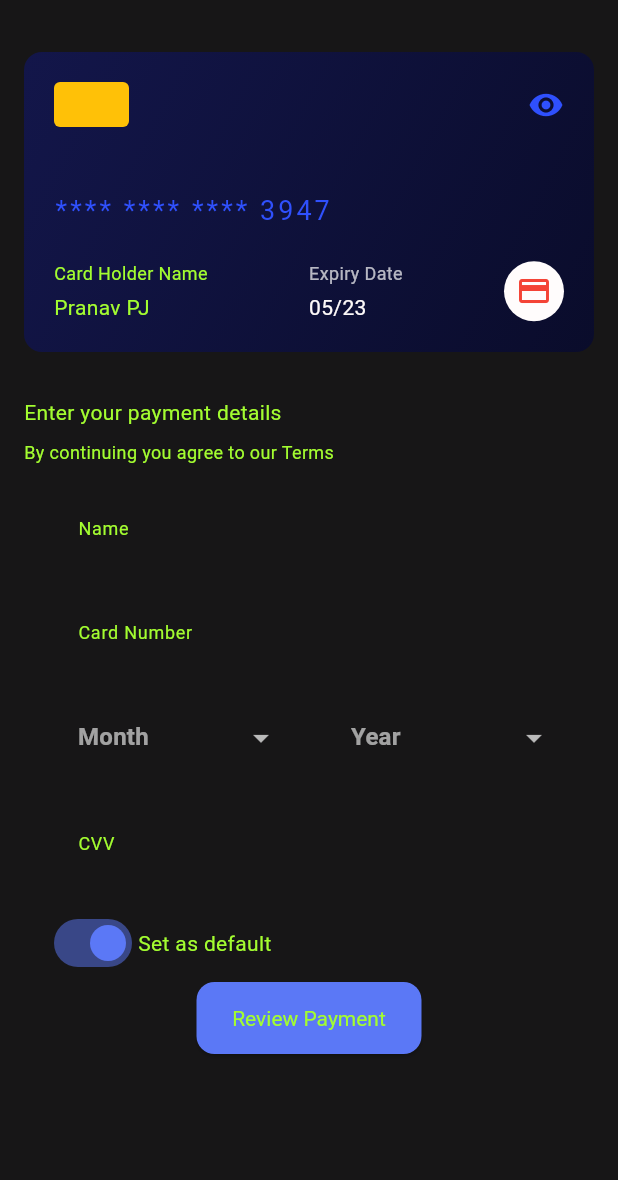
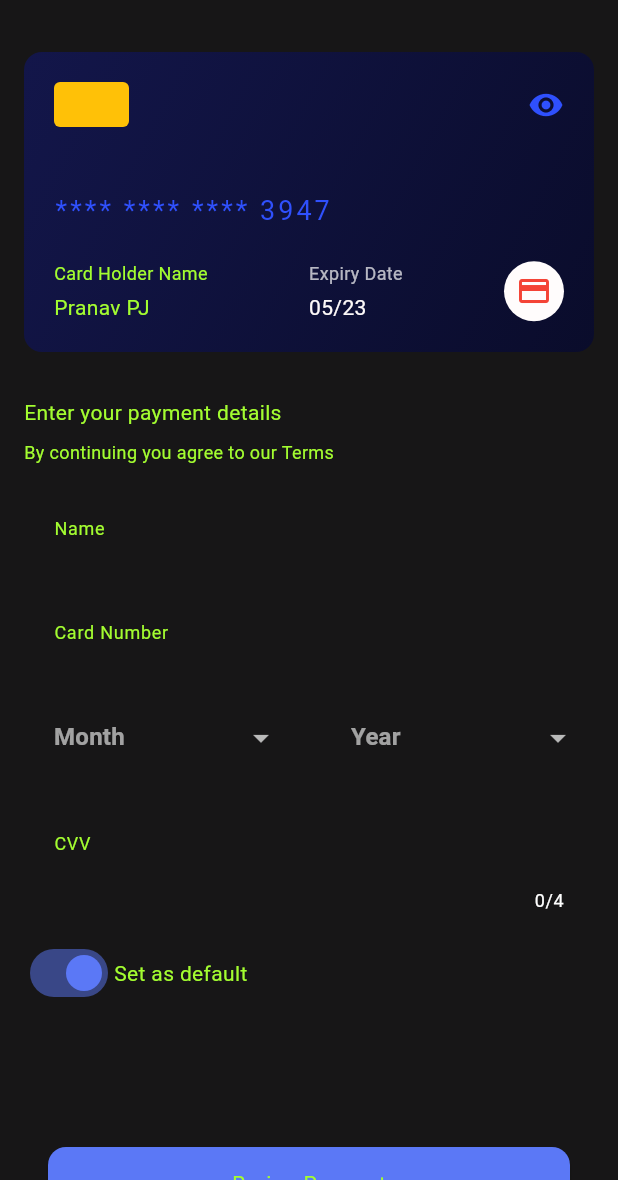
Before and after one commit to AADHIX/paymentidforApp, a Flutter app: the AddCardScreen screen opened directly, on a phone screen of 412 x 824 dp, the part 56-1236 px from its top. Run offline on Flutter 3.47's test engine with Material 3 defaults, Android fonts, the phone set to English and light mode, and no system bars.

Commit message:
commited after edits

```diff
--- a/lib/main.dart
+++ b/lib/main.dart
@@ -339,6 +339,11 @@ class CardForm extends StatefulWidget {
 
 class _CardFormState extends State<CardForm> {
   final TextEditingController _nameController = TextEditingController();
+  final TextEditingController _cardNumberController = TextEditingController();
+  final TextEditingController _cvvController = TextEditingController();
+  String? _selectedMonth;
+  String? _selectedYear;
+  bool _isDefault = true;
 
   @override
   void initState() {
@@ -351,14 +356,17 @@ class _CardFormState extends State<CardForm> {
   @override
   void dispose() {
     _nameController.dispose();
+    _cardNumberController.dispose();
+    _cvvController.dispose();
     super.dispose();
   }
 
   @override
   Widget build(BuildContext context) {
-    return Padding(
-      padding: const EdgeInsets.symmetric(horizontal: 16.0),
-      child: Stack(
+    // Calculate bottom padding to avoid navigation bar
+    final bottomPadding = MediaQuery.of(context).padding.bottom + 16;
+
+    return Stack(
       children: [
         // Main form content
         SingleChildScrollView(
@@ -373,6 +381,7 @@ class _CardFormState extends State<CardForm> {
               ),
               const SizedBox(height: 16),
               TextFormField(
+                controller: _cardNumberController,
                 decoration: const InputDecoration(
                   hintText: 'Card Number',
                 ),
@@ -386,6 +395,7 @@ class _CardFormState extends State<CardForm> {
                       decoration: const InputDecoration(
                         hintText: 'Month',
                       ),
+                      value: _selectedMonth,
                       items: List.generate(
                         12,
                         (index) => DropdownMenuItem(
@@ -393,7 +403,11 @@ class _CardFormState extends State<CardForm> {
                           child: Text((index + 1).toString().padLeft(2, '0')),
                         ),
                       ),
-                        onChanged: (value) {},
+                      onChanged: (value) {
+                        setState(() {
+                          _selectedMonth = value;
+                        });
+                      },
                     ),
                   ),
                   const SizedBox(width: 16),
@@ -402,6 +416,7 @@ class _CardFormState extends State<CardForm> {
                       decoration: const InputDecoration(
                         hintText: 'Year',
                       ),
+                      value: _selectedYear,
                       items: List.generate(
                         10,
                         (index) => DropdownMenuItem(
@@ -409,52 +424,67 @@ class _CardFormState extends State<CardForm> {
                           child: Text((DateTime.now().year + index).toString()),
                         ),
                       ),
-                        onChanged: (value) {},
+                      onChanged: (value) {
+                        setState(() {
+                          _selectedYear = value;
+                        });
+                      },
                     ),
                   ),
                 ],
               ),
               const SizedBox(height: 16),
               TextFormField(
+                controller: _cvvController,
                 decoration: const InputDecoration(
                   hintText: 'CVV',
                 ),
                 keyboardType: TextInputType.number,
+                maxLength: 4, // Allow for Amex cards which have 4-digit CVV
               ),
               const SizedBox(height: 16),
-                Row(
+              Column(
+                children: [
+                  Container(
+                    child: Row(
                       children: [
                         Switch(
-                      value: true,
-                      onChanged: (value) {},
+                          value: _isDefault,
+                          onChanged: (value) {
+                            setState(() {
+                              _isDefault = value;
+                            });
+                          },
                           activeColor: AppTheme.primaryColor,
                         ),
                         const Text('Set as default', style: AppTheme.bodyStyle),
                       ],
                     ),
-                // Add more space between "Set as default" and the button
-                const SizedBox(height: 50),
+                  ),
+                ],
+              ),
+              // Added an additional SizedBox to create more space after the switch
+              const SizedBox(height: 80),
+              // Add extra space at the bottom to avoid navigation bar overlap
+              SizedBox(height: 60 + bottomPadding),
             ],
           ),
         ),
 
-          // Button positioned at the bottom center
+        // Button positioned at the bottom, adjusted to avoid navigation bar
         Positioned(
           left: 0,
           right: 0,
-            bottom: 0,
-            child: Center(
+          bottom: bottomPadding,
+          child: Padding(
+            padding: const EdgeInsets.symmetric(horizontal: 16.0),
             child: ElevatedButton(
               onPressed: widget.onSubmit,
-                style: ElevatedButton.styleFrom(
-                  minimumSize: const Size(150, 48),
-                ),
               child: const Text('Review Payment'),
             ),
           ),
         ),
       ],
-      ),
     );
   }
 }
@@ -815,6 +845,7 @@ class PaymentConfirmationScreen extends StatelessWidget {
                                   style: TextStyle(color: AppTheme.primaryColor.withOpacity(0.7)),
                                 ),
                               ),
+
                               ElevatedButton(
                                 onPressed: () {
                                   Navigator.pop(context); // Close dialog
```
Lines whose indentation alone changed are shown as unchanged.
